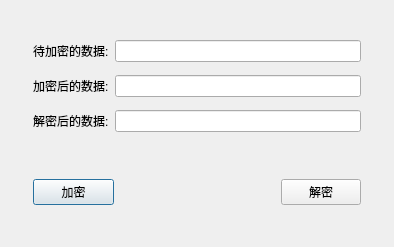
DevelopKits/Example, file RSATest/rsatest.ui: the form before one commit.
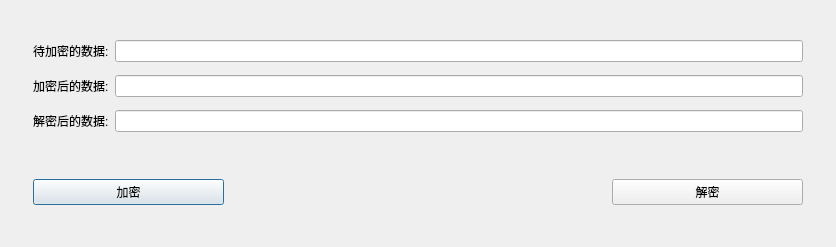
The form after the commit.

What changed in the file:
```diff
--- a/RSATest/rsatest.ui
+++ b/RSATest/rsatest.ui
@@ -6,7 +6,7 @@
    <rect>
     <x>0</x>
     <y>0</y>
-    <width>394</width>
+    <width>836</width>
     <height>247</height>
    </rect>
   </property>
```
